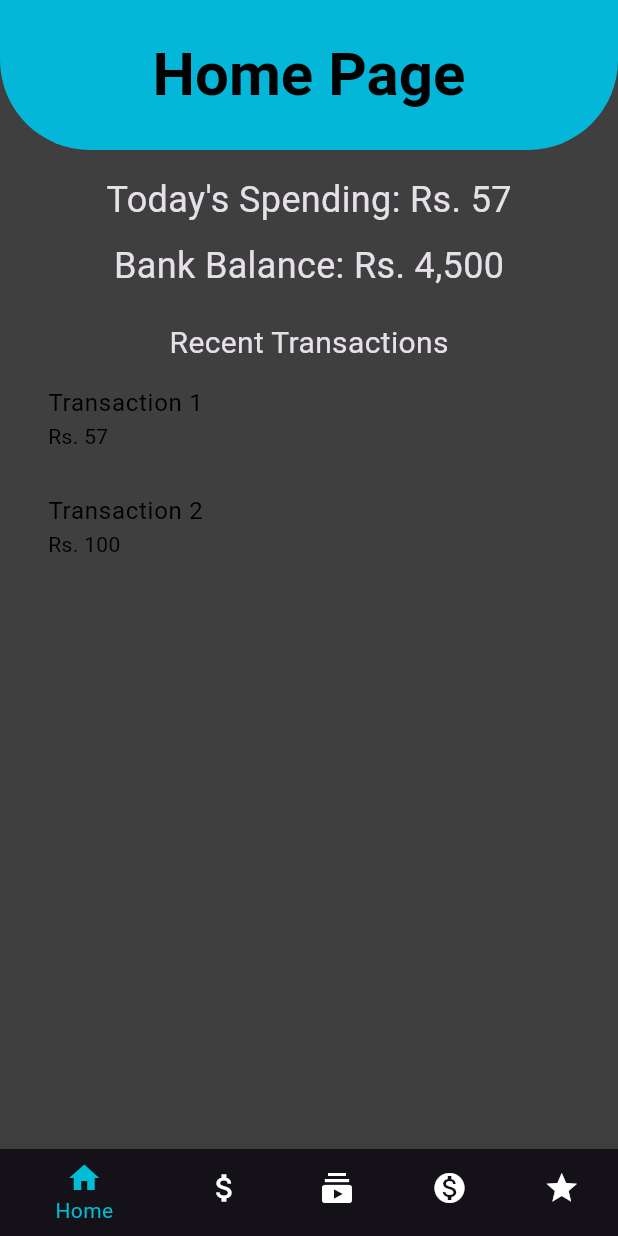
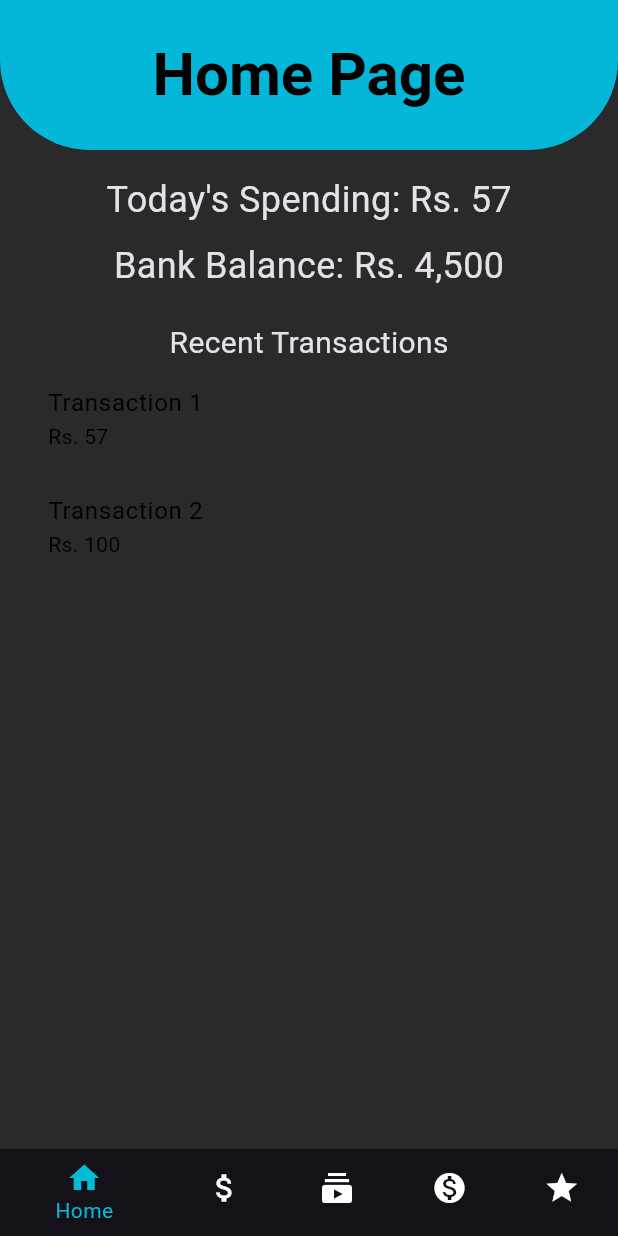
Before and after one commit to TanujTS/lw-fintrack, a Flutter app: the screen it shows after launch, on a phone screen of 412 x 824 dp. Run offline on Flutter 3.47's test engine with Material 3 defaults, Android fonts, the phone set to English and light mode, and no system bars.

Commit message:
Refactor scaffold background color in main.dart

```diff
--- a/lib/main.dart
+++ b/lib/main.dart
@@ -23,7 +23,7 @@ class MyApp extends StatelessWidget {
         colorScheme: ColorScheme.fromSwatch().copyWith(
           secondary: Colors.teal
         ),
-        scaffoldBackgroundColor: const Color.fromARGB(255, 63, 63, 63),
+        scaffoldBackgroundColor: const Color.fromARGB(255, 42, 42, 42),
       ),
       home: MainScreen(),
     );
```
